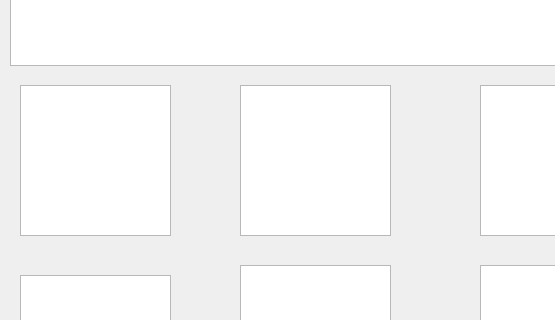
Qt form Lesson_5/Parking_lot_Qt/mainwindow.ui (Codaxx/WSN_Lab_2025) before a commit; both pictures show x 0 to 555 and y 342 to 662 of the 1018 by 831 pixel window.
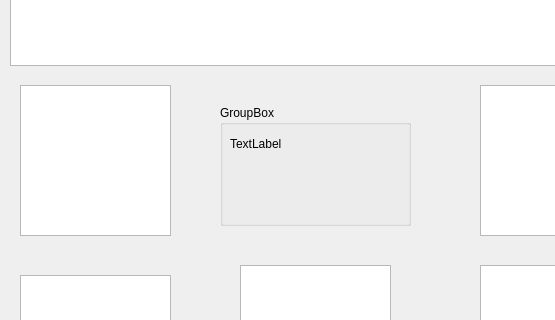
The same form after that commit.

Diff of the .ui file:
```diff
--- a/Lesson_5/Parking_lot_Qt/mainwindow.ui
+++ b/Lesson_5/Parking_lot_Qt/mainwindow.ui
@@ -195,16 +195,6 @@
      </rect>
     </property>
    </widget>
-   <widget class="QListView" name="parking_lot_2">
-    <property name="geometry">
-     <rect>
-      <x>240</x>
-      <y>410</y>
-      <width>151</width>
-      <height>151</height>
-     </rect>
-    </property>
-   </widget>
    <widget class="QListView" name="parking_lot_3">
     <property name="geometry">
      <rect>
@@ -265,6 +255,32 @@
      </rect>
     </property>
    </widget>
+   <widget class="QGroupBox" name="groupBox">
+    <property name="geometry">
+     <rect>
+      <x>220</x>
+      <y>430</y>
+      <width>191</width>
+      <height>121</height>
+     </rect>
+    </property>
+    <property name="title">
+     <string>GroupBox</string>
+    </property>
+    <widget class="QLabel" name="label_2">
+     <property name="geometry">
+      <rect>
+       <x>10</x>
+       <y>30</y>
+       <width>58</width>
+       <height>18</height>
+      </rect>
+     </property>
+     <property name="text">
+      <string>TextLabel</string>
+     </property>
+    </widget>
+   </widget>
   </widget>
   <widget class="QMenuBar" name="menuBar">
    <property name="geometry">
```
